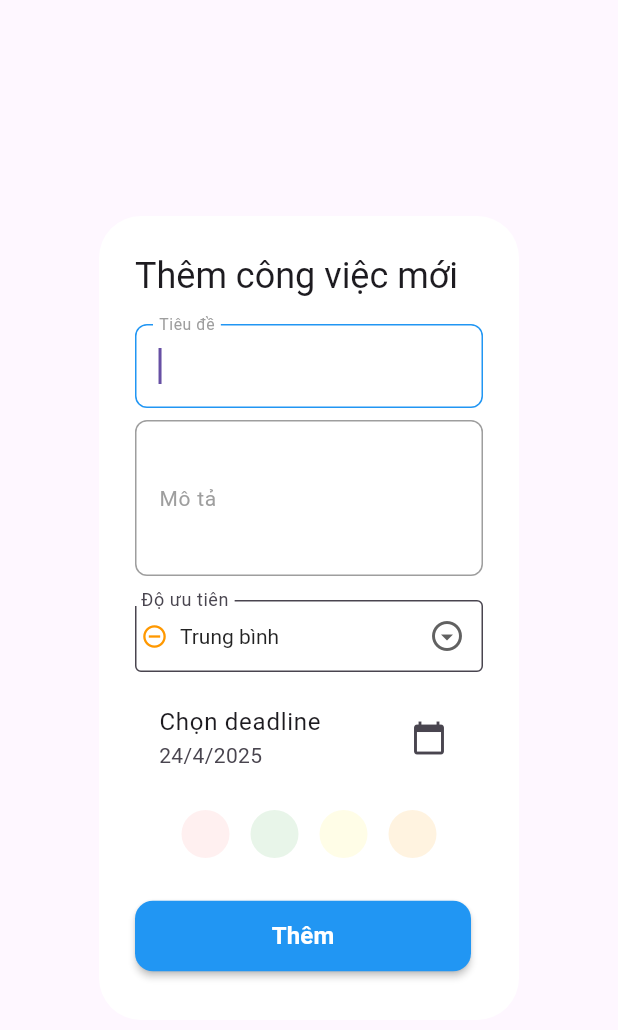
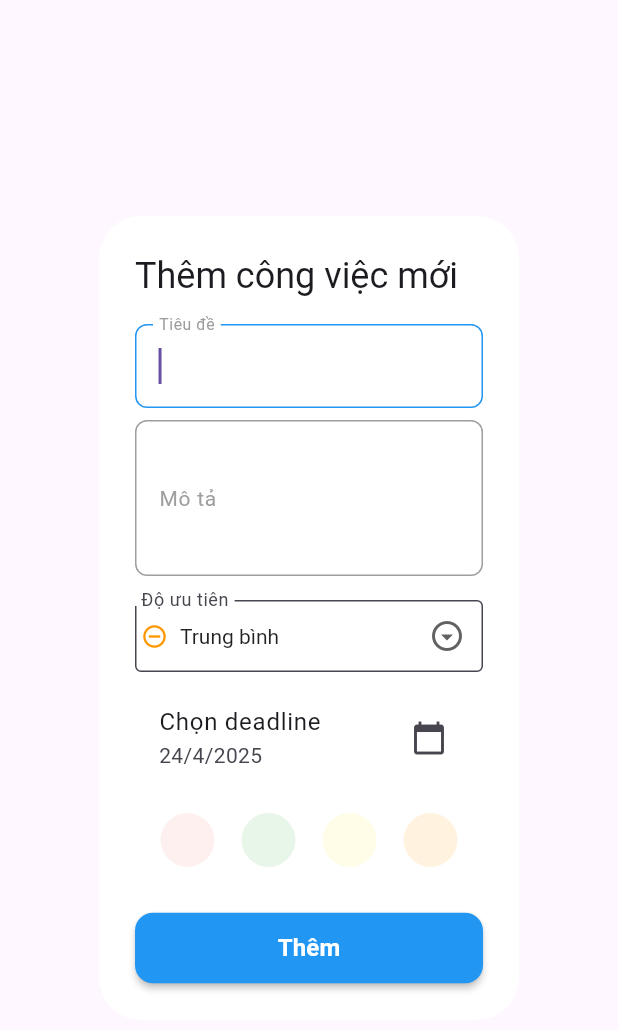
Before and after one commit to trongvinh2804/tasks_app, a Flutter app: the AddTaskDialog widget shown alone on an empty page, opened directly, on a phone screen of 412 x 824 dp. Shown: the top 1030 px of the screen. Run offline on Flutter 3.47's test engine with Material 3 defaults, Android fonts, the phone set to English and light mode, and no system bars; our stand-ins replace flutter_bloc.

Commit message:
update 5

```diff
--- a/lib/presentation/screen/add_dailog.dart
+++ b/lib/presentation/screen/add_dailog.dart
@@ -97,13 +97,10 @@ class _AddTaskDialogState extends State<AddTaskDialog> {
         ),
       ),
       actions: [
-        Padding(
-          padding: const EdgeInsets.fromLTRB(0, 0, 8, 8),
-          child: CustomButton(
-            text: "Thêm",
-            onPressed: _handleAddTask,
-            width: double.infinity,
-          ),
+        CustomButton(
+          text: "Thêm",
+          onPressed: _handleAddTask,
+          width: double.infinity,
         ),
       ],
     );
--- a/lib/presentation/screen/color_choose.dart
+++ b/lib/presentation/screen/color_choose.dart
@@ -17,15 +17,18 @@ class ColorChoice extends StatelessWidget {
     return GestureDetector(
       onTap: () => onColorSelected(color),
       child: Container(
-        width: 32,
-        height: 32,
-        margin: const EdgeInsets.all(4),
+        width: 36,
+        height: 36,
+        margin: const EdgeInsets.all(6),
         decoration: BoxDecoration(
           color: Color(int.parse(color)),
           shape: BoxShape.circle,
           border: Border.all(
-            color: color == selectedColor ? Colors.black : Colors.transparent,
-            width: 2,
+            color:
+                color == selectedColor
+                    ? Color.fromARGB(20, 60, 65, 65)
+                    : Colors.transparent,
+            width: 3,
           ),
         ),
       ),
--- a/lib/presentation/screen/edit_dailog.dart
+++ b/lib/presentation/screen/edit_dailog.dart
@@ -111,13 +111,10 @@ class _EditTaskDialogState extends State<EditTaskDialog> {
         ),
       ),
       actions: [
-        Padding(
-          padding: const EdgeInsets.fromLTRB(0, 0, 8, 8),
-          child: CustomButton(
-            onPressed: _handleEditTask,
-            text: 'Lưu',
-            width: double.infinity,
-          ),
+        CustomButton(
+          onPressed: _handleEditTask,
+          text: 'Lưu',
+          width: double.infinity,
         ),
       ],
     );
```
